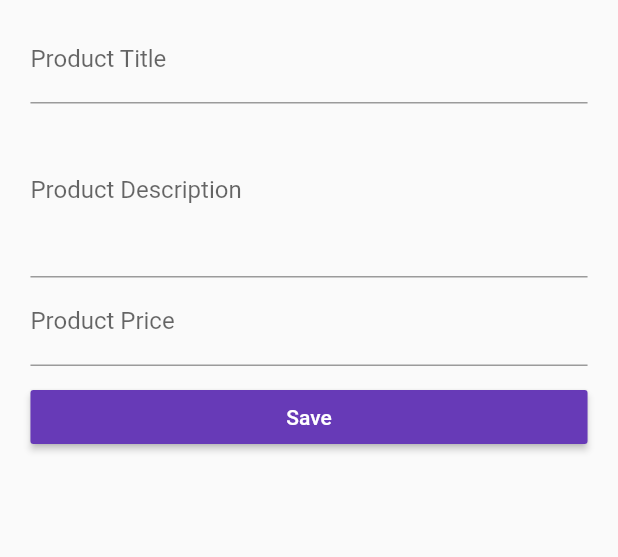
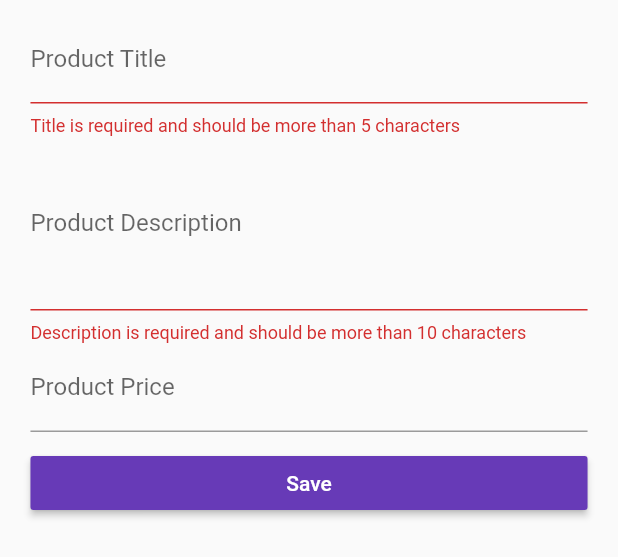
Before and after one commit to marious9/flutter_tut, a Flutter app: the ProductCreatePage widget shown alone on an empty page, opened directly with empty values, after a tap on "Save", on a phone screen of 412 x 824 dp. Shown: the top 557 px of the screen. Run offline on Flutter 3.47's test engine with Material 2 defaults, Android fonts, the phone set to English and light mode, and no system bars.

```diff
--- a/lib/pages/product_create.dart
+++ b/lib/pages/product_create.dart
@@ -15,11 +15,17 @@ class _ProductCreatePageState extends State<ProductCreatePage> {
   String _titleValue;
   String _descriptionValue;
   double _priceValue;
+  final GlobalKey<FormState> _formKey = GlobalKey<FormState>();
 
   Widget _buildTitleTextField() {
-    return TextField(
+    return TextFormField(
+      validator: (String value) {
+        if(value.isEmpty || value.length < 5) {
+          return 'Title is required and should be more than 5 characters';
+        }
+      },
       decoration: InputDecoration(labelText: 'Product Title'),
-      onChanged: (String value) {
+      onSaved: (String value) {
         setState(() {
           _titleValue = value;
         });
@@ -28,10 +34,15 @@ class _ProductCreatePageState extends State<ProductCreatePage> {
   }
 
   Widget _buildDescriptionTextField() {
-    return TextField(
+    return TextFormField(
+      validator: (String value) {
+        if(value.isEmpty || value.length < 10) {
+          return 'Description is required and should be more than 10 characters';
+        }
+      },
       maxLines: 4,
       decoration: InputDecoration(labelText: 'Product Description'),
-      onChanged: (String value) {
+      onSaved: (String value) {
         setState(() {
           _descriptionValue = value;
         });
@@ -40,10 +51,16 @@ class _ProductCreatePageState extends State<ProductCreatePage> {
   }
 
   Widget _buildPriceTextField() {
-    return TextField(
+    return TextFormField(
+      validator: (String value) {
+        double parsedValue = double.parse(value);
+        if(!value.isEmpty && !RegExp(r'^[+]?([.]\d+|\d+([.]\d+)?)$').hasMatch(value)) {
+          return 'Price has to be number and it is greater than 0';
+        }
+      },
       keyboardType: TextInputType.number,
       decoration: InputDecoration(labelText: 'Product Price'),
-      onChanged: (String value) {
+      onSaved: (String value) {
         setState(() {
           _priceValue = double.parse(value);
         });
@@ -52,6 +69,10 @@ class _ProductCreatePageState extends State<ProductCreatePage> {
   }
 
   void _submitForm() {
+    if(!_formKey.currentState.validate()) {
+      return ;
+    }
+    _formKey.currentState.save();
     final Map<String, dynamic> product = {
       'title': _titleValue,
       'description': _descriptionValue,
@@ -67,9 +88,12 @@ class _ProductCreatePageState extends State<ProductCreatePage> {
     final double deviceWidth = MediaQuery.of(context).size.width;
     final double targetWidth = deviceWidth > 550.0 ? 500.0 : deviceWidth * 0.95;
     final double targetPadding = deviceWidth - targetWidth;
+
     return Container(
       padding: EdgeInsets.symmetric(horizontal: targetPadding / 2),
       margin: EdgeInsets.all(10.0),
+      child: Form(
+        key: _formKey,
         child: ListView(
           children: <Widget>[
             _buildTitleTextField(),
@@ -83,14 +107,8 @@ class _ProductCreatePageState extends State<ProductCreatePage> {
               textColor: Colors.white,
               onPressed: _submitForm,
             )
-          // GestureDetector(
-          //   onTap: _submitForm,
-          //     child: Container(
-          //       color: Colors.green,
-          //       padding: EdgeInsets.all(5.0),
-          //       child: Text('My button'),
-          // ),)
           ],
+        ),
       ),
     );
   }
```
Lines whose indentation alone changed are shown as unchanged.
